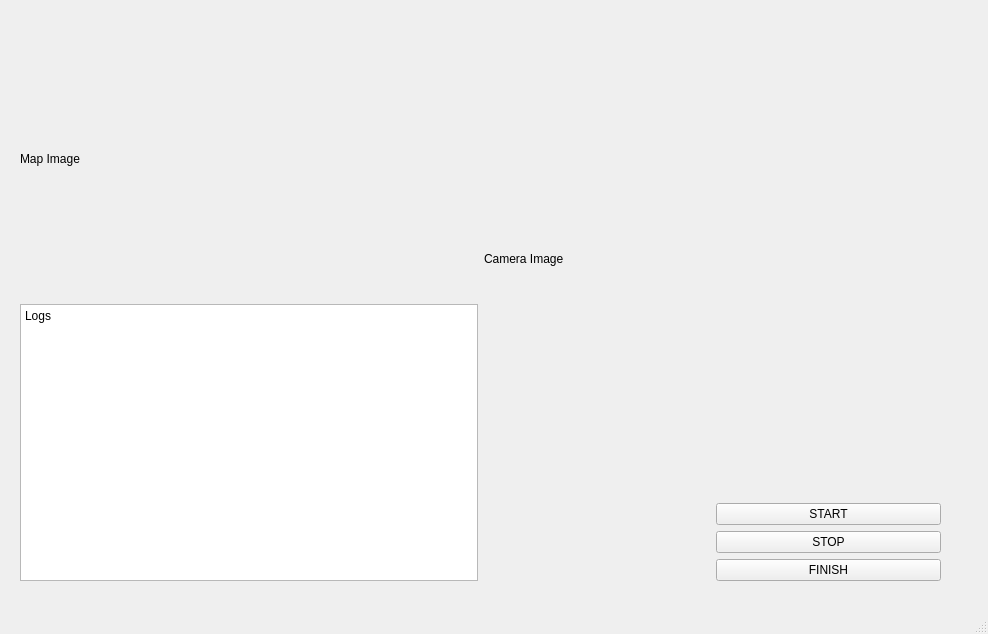
Old version of the form RCcar/Qt/mainwindow.ui in the repository siris-Kang/EMBEDDED_RaspberryPi_STM32.
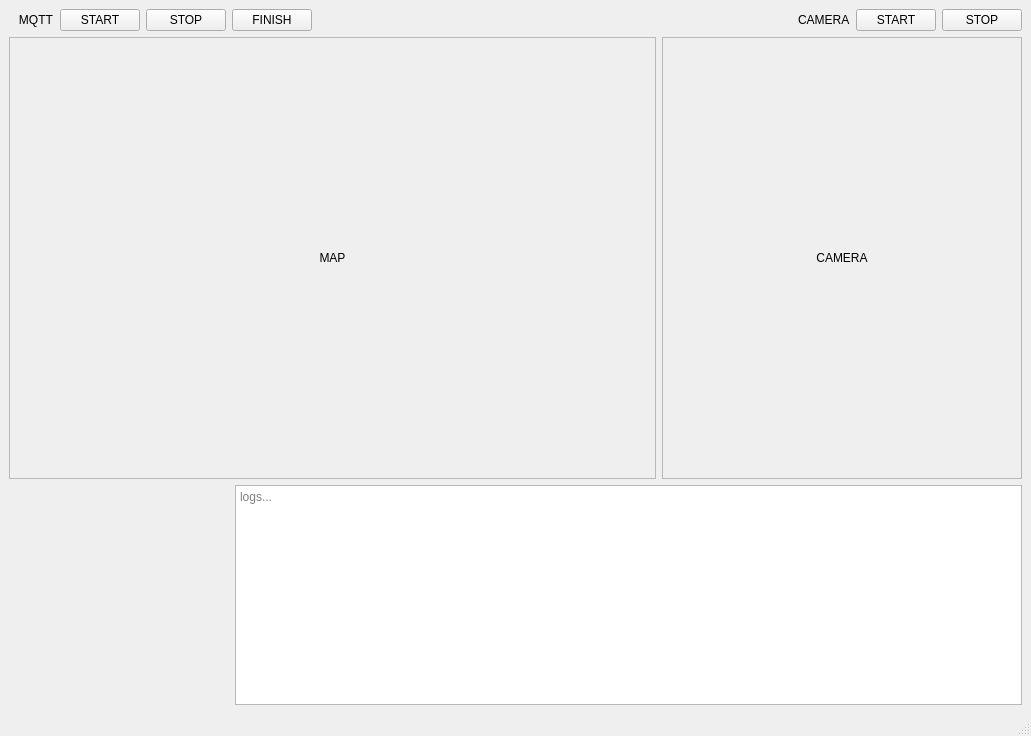
New version of the form.

```diff
--- a/RCcar/Qt/mainwindow.ui
+++ b/RCcar/Qt/mainwindow.ui
@@ -6,63 +6,24 @@
    <rect>
     <x>0</x>
     <y>0</y>
-    <width>988</width>
-    <height>634</height>
+    <width>1031</width>
+    <height>736</height>
    </rect>
   </property>
   <property name="windowTitle">
-   <string>MainWindow</string>
-  </property>
-  <property name="styleSheet">
-   <string notr="true"/>
+   <string>Qt GUI</string>
   </property>
   <widget class="QWidget" name="centralwidget">
-   <widget class="QWidget" name="horizontalLayoutWidget">
-    <property name="geometry">
-     <rect>
-      <x>20</x>
-      <y>20</y>
-      <width>921</width>
-      <height>561</height>
-     </rect>
-    </property>
-    <layout class="QHBoxLayout" name="screen">
+   <layout class="QVBoxLayout" name="verticalLayout" stretch="0,1,0">
      <item>
-      <layout class="QGridLayout" name="leftLayout">
-       <item row="1" column="0">
-        <widget class="QPlainTextEdit" name="rccarLogs">
-         <property name="sizePolicy">
-          <sizepolicy hsizetype="Minimum" vsizetype="Minimum">
-           <horstretch>0</horstretch>
-           <verstretch>0</verstretch>
-          </sizepolicy>
-         </property>
-         <property name="readOnly">
-          <bool>true</bool>
-         </property>
-         <property name="plainText">
-          <string>Logs</string>
-         </property>
-        </widget>
-       </item>
-       <item row="0" column="0">
-        <widget class="QLabel" name="mapImage">
+     <layout class="QHBoxLayout" name="topBarLayout">
+      <item>
+       <widget class="QLabel" name="label_2">
          <property name="text">
-          <string>Map Image</string>
+         <string>   MQTT</string>
          </property>
         </widget>
        </item>
-      </layout>
-     </item>
-     <item>
-      <layout class="QGridLayout" name="rightLayout">
-       <item row="1" column="0">
-        <layout class="QHBoxLayout" name="rightDownLayout">
-         <item>
-          <widget class="QWidget" name="veloGraph" native="true"/>
-         </item>
-         <item>
-          <layout class="QVBoxLayout" name="verticalLayout">
            <item>
             <widget class="QPushButton" name="startBtn">
              <property name="text">
@@ -84,31 +45,109 @@
              </property>
             </widget>
            </item>
-          </layout>
-         </item>
-        </layout>
-       </item>
-       <item row="0" column="0">
+      <item>
+       <spacer name="horizontalSpacer">
+        <property name="orientation">
+         <enum>Qt::Orientation::Horizontal</enum>
+        </property>
+        <property name="sizeHint" stdset="0">
+         <size>
+          <width>40</width>
+          <height>20</height>
+         </size>
+        </property>
+       </spacer>
+      </item>
+      <item>
+       <widget class="QLabel" name="label">
+        <property name="text">
+         <string>CAMERA</string>
+        </property>
+       </widget>
+      </item>
+      <item>
+       <widget class="QPushButton" name="cameraStartBtn">
+        <property name="text">
+         <string>START</string>
+        </property>
+       </widget>
+      </item>
+      <item>
+       <widget class="QPushButton" name="cameraStopBtn">
+        <property name="text">
+         <string>STOP</string>
+        </property>
+       </widget>
+      </item>
+     </layout>
+    </item>
+    <item>
+     <layout class="QHBoxLayout" name="midLayout" stretch="2,1">
+      <item>
+       <widget class="QLabel" name="mapImage">
+        <property name="minimumSize">
+         <size>
+          <width>640</width>
+          <height>420</height>
+         </size>
+        </property>
+        <property name="frameShape">
+         <enum>QFrame::Shape::StyledPanel</enum>
+        </property>
+        <property name="text">
+         <string>MAP</string>
+        </property>
+        <property name="alignment">
+         <set>Qt::AlignmentFlag::AlignCenter</set>
+        </property>
+       </widget>
+      </item>
+      <item>
         <widget class="QLabel" name="cameraImage">
+        <property name="minimumSize">
+         <size>
+          <width>360</width>
+          <height>420</height>
+         </size>
+        </property>
+        <property name="frameShape">
+         <enum>QFrame::Shape::StyledPanel</enum>
+        </property>
          <property name="text">
-          <string>Camera Image</string>
-         </property>
+         <string>CAMERA</string>
+        </property>
+        <property name="alignment">
+         <set>Qt::AlignmentFlag::AlignCenter</set>
+        </property>
         </widget>
        </item>
       </layout>
      </item>
-    </layout>
-   </widget>
-  </widget>
-  <widget class="QMenuBar" name="menubar">
-   <property name="geometry">
-    <rect>
-     <x>0</x>
-     <y>0</y>
-     <width>988</width>
-     <height>26</height>
-    </rect>
-   </property>
+    <item>
+     <layout class="QHBoxLayout" name="bottomLayout" stretch="0,1">
+      <item>
+       <widget class="QWidget" name="veloGraph" native="true">
+        <property name="minimumSize">
+         <size>
+          <width>220</width>
+          <height>220</height>
+         </size>
+        </property>
+       </widget>
+      </item>
+      <item>
+       <widget class="QPlainTextEdit" name="rccarLogs">
+        <property name="readOnly">
+         <bool>true</bool>
+        </property>
+        <property name="placeholderText">
+         <string>logs...</string>
+        </property>
+       </widget>
+      </item>
+     </layout>
+    </item>
+   </layout>
   </widget>
   <widget class="QStatusBar" name="statusbar"/>
  </widget>
```
Left out of the diff: 56 changed lines with no effect on the pictures. Lines whose indentation alone changed are shown as unchanged.
